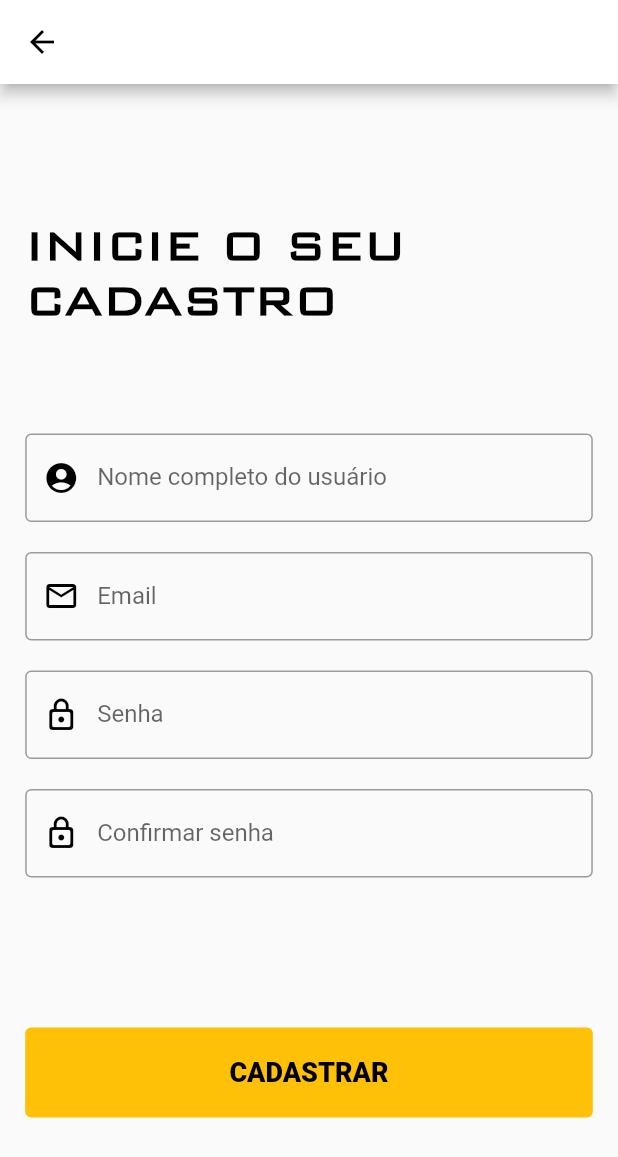
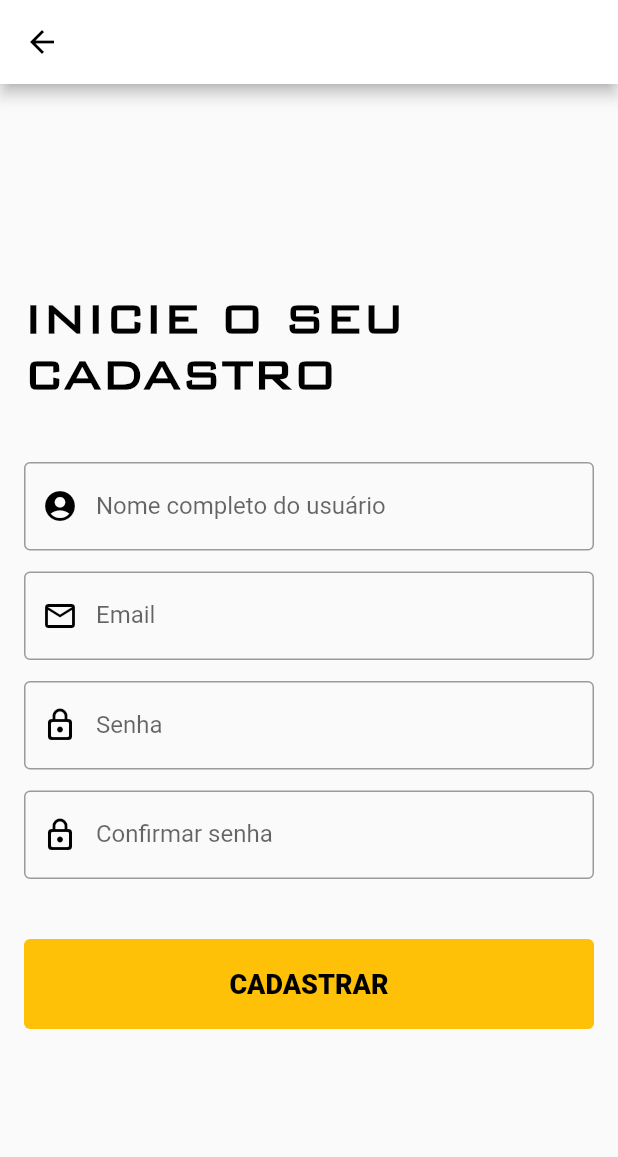
Before and after one commit to rmcastro04/Alerta-Pmw, a Flutter app: the screen it shows after launch, after a tap on "Registar", on a phone screen of 412 x 824 dp. Shown: the top 1157 px of the screen. Run offline on Flutter 3.47's test engine with Material 2 defaults, Android fonts, the phone set to English and light mode, and no system bars.

Commit message:
Retirado paddings excessivos

```diff
--- a/lib/pages/cadastro.dart
+++ b/lib/pages/cadastro.dart
@@ -25,15 +25,13 @@ class _CadastroPageState extends State<CadastroPage> {
         ),
         body: Center(
           child: Padding(
-            padding: const EdgeInsets.all(0.8),
+            padding: const EdgeInsets.all(16),
             child: SingleChildScrollView(
               reverse: true,
               child: Column(
                 mainAxisSize: MainAxisSize.min,
                 children: [
-                  const Padding(
-                    padding: EdgeInsets.fromLTRB(16, 20, 16, 20),
-                    child: Text(
+                  const Text(
                     "INICIE O SEU CADASTRO",
                     style: TextStyle(
                       color: Colors.black,
@@ -42,11 +40,8 @@ class _CadastroPageState extends State<CadastroPage> {
                       fontWeight: FontWeight.w900,
                     ),
                   ),
-                  ),
                   const SizedBox(height: 40),
-                  const Padding(
-                    padding: EdgeInsets.fromLTRB(16, 10, 16, 10),
-                    child: TextField(
+                  const TextField(
                     decoration: InputDecoration(
                       labelText: 'Nome completo do usuário',
                       border: OutlineInputBorder(),
@@ -58,10 +53,8 @@ class _CadastroPageState extends State<CadastroPage> {
                       // errorText 'xxx' informar erro dentro de uma validaçao  $variavel
                     ),
                   ),
-                  ),
-                  const Padding(
-                    padding: EdgeInsets.fromLTRB(16, 10, 16, 10),
-                    child: TextField(
+                  const SizedBox(height: 14),
+                  const TextField(
                     keyboardType: TextInputType.emailAddress,
                     decoration: InputDecoration(
                       labelText: 'Email',
@@ -73,10 +66,8 @@ class _CadastroPageState extends State<CadastroPage> {
                       ),
                     ),
                   ),
-                  ),
-                  const Padding(
-                    padding: EdgeInsets.fromLTRB(16, 10, 16, 10),
-                    child: TextField(
+                  const SizedBox(height: 14),
+                  const TextField(
                     decoration: InputDecoration(
                       labelText: 'Senha',
                       border: OutlineInputBorder(),
@@ -88,10 +79,8 @@ class _CadastroPageState extends State<CadastroPage> {
                     ),
                     obscureText: true,
                   ),
-                  ),
-                  const Padding(
-                    padding: EdgeInsets.fromLTRB(16, 10, 16, 10),
-                    child: TextField(
+                  const SizedBox(height: 14),
+                  const TextField(
                     decoration: InputDecoration(
                       labelText: 'Confirmar senha',
                       border: OutlineInputBorder(),
@@ -103,10 +92,8 @@ class _CadastroPageState extends State<CadastroPage> {
                     ),
                     obscureText: true,
                   ),
-                  ),
-                  Padding(
-                    padding: const EdgeInsets.fromLTRB(16, 90, 16, 10),
-                    child: TextButton(
+                  const SizedBox(height: 40),
+                  TextButton(
                     style: TextButton.styleFrom(
                       backgroundColor: Colors.amber,
                       minimumSize:
@@ -125,8 +112,7 @@ class _CadastroPageState extends State<CadastroPage> {
                         ),
                       ),
                     ),
-                    ),
-                  ),
+                  )
                 ],
               ),
             ),
--- a/lib/pages/login.dart
+++ b/lib/pages/login.dart
@@ -19,7 +19,7 @@ class _LoginPageState extends State<LoginPage> {
       child: Scaffold(
         body: Center(
           child: Padding(
-            padding: const EdgeInsets.all(0.8),
+            padding: const EdgeInsets.all(8.0),
             child: SingleChildScrollView(
               reverse: true,
               child: Column(
@@ -38,9 +38,8 @@ class _LoginPageState extends State<LoginPage> {
                       fontWeight: FontWeight.w900,
                     ),
                   ),
-                  Padding(
-                    padding: const EdgeInsets.all(8.0),
-                    child: TextField(
+                  const SizedBox(height: 21),
+                  TextField(
                     keyboardType: TextInputType.emailAddress,
                     style: const TextStyle(
                         color: Colors.black,
@@ -62,10 +61,8 @@ class _LoginPageState extends State<LoginPage> {
                           color: Colors.black,
                         )),
                   ),
-                  ),
-                  Padding(
-                    padding: const EdgeInsets.all(8.0),
-                    child: TextField(
+                  const SizedBox(height: 8),
+                  TextField(
                     style: const TextStyle(
                         color: Colors.black,
                         fontWeight: FontWeight.w600,
@@ -87,10 +84,8 @@ class _LoginPageState extends State<LoginPage> {
                         )),
                     obscureText: true,
                   ),
-                  ),
-                  Padding(
-                    padding: const EdgeInsets.all(8.0),
-                    child: TextButton(
+                  const SizedBox(height: 21),
+                  TextButton(
                     style: TextButton.styleFrom(
                       backgroundColor: Colors.amber,
                       minimumSize:
@@ -117,10 +112,8 @@ class _LoginPageState extends State<LoginPage> {
                       ),
                     ),
                   ),
-                  ),
-                  Padding(
-                    padding: const EdgeInsets.all(8.0),
-                    child: TextButton(
+                  const SizedBox(height: 8),
+                  TextButton(
                     style: TextButton.styleFrom(
                         minimumSize:
                             Size(MediaQuery.of(context).size.width, 60),
@@ -139,12 +132,7 @@ class _LoginPageState extends State<LoginPage> {
                       ),
                     ),
                   ),
-                  ),
-                  Padding(
-                    padding: const EdgeInsets.all(0.1),
-                    child: Row(
-                      mainAxisAlignment: MainAxisAlignment.center,
-                      children: [
+                  const SizedBox(height: 8),
                   TextButton(
                     onPressed: () {
                       Navigator.push(
@@ -159,20 +147,11 @@ class _LoginPageState extends State<LoginPage> {
                       primary: Colors.black,
                     ),
                     child: const Text('Esqueceu a senha?'),
-                        )
-                      ],
                   ),
-                  ),
-                  Padding(
-                    padding: const EdgeInsets.all(0.1),
-                    child: Row(
+                  Row(
                     mainAxisAlignment: MainAxisAlignment.center,
                     children: [
-                        const Center(
-                          child: Expanded(
-                            child: Text('Não possui conta?'),
-                          ),
-                        ),
+                      Text('Não possui conta?'),
                       TextButton(
                         onPressed: () {
                           // Navegação entre telas.
@@ -190,7 +169,6 @@ class _LoginPageState extends State<LoginPage> {
                       ),
                     ],
                   ),
-                  ),
                 ],
               ),
             ),
--- a/lib/pages/recuperar_senha.dart
+++ b/lib/pages/recuperar_senha.dart
@@ -23,15 +23,13 @@ class _RecuperarSenhaPageState extends State<RecuperarSenhaPage> {
         ),
         body: Center(
           child: Padding(
-            padding: const EdgeInsets.all(0.8),
+            padding: const EdgeInsets.all(8),
             child: SingleChildScrollView(
               reverse: true,
               child: Column(
                 mainAxisSize: MainAxisSize.min,
                 children: [
-                  const Padding(
-                    padding: EdgeInsets.fromLTRB(16, 5, 16, 5),
-                    child: Text(
+                  const Text(
                     "Esqueceu sua senha?",
                     style: TextStyle(
                       color: Colors.black,
@@ -40,10 +38,8 @@ class _RecuperarSenhaPageState extends State<RecuperarSenhaPage> {
                       fontWeight: FontWeight.w900,
                     ),
                   ),
-                  ),
-                  const Padding(
-                    padding: EdgeInsets.fromLTRB(16, 5, 16, 5),
-                    child: Text(
+                  const SizedBox(height: 20),
+                  const Text(
                     "Por favor, informe seu E-mail associado a sua conta que enviaremos um link para o mesmo com as instruções para a restauração de sua senha.",
                     style: TextStyle(
                       color: Colors.black,
@@ -52,11 +48,8 @@ class _RecuperarSenhaPageState extends State<RecuperarSenhaPage> {
                       fontWeight: FontWeight.w400,
                     ),
                   ),
-                  ),
                   const SizedBox(height: 20),
-                  const Padding(
-                    padding: EdgeInsets.fromLTRB(16, 10, 16, 10),
-                    child: TextField(
+                  const TextField(
                     keyboardType: TextInputType.emailAddress,
                     decoration: InputDecoration(
                       labelText: 'Email',
@@ -68,10 +61,8 @@ class _RecuperarSenhaPageState extends State<RecuperarSenhaPage> {
                       ),
                     ),
                   ),
-                  ),
-                  Padding(
-                    padding: const EdgeInsets.fromLTRB(16, 90, 16, 10),
-                    child: TextButton(
+                  const SizedBox(height: 20),
+                  TextButton(
                     style: TextButton.styleFrom(
                       backgroundColor: Colors.amber,
                       minimumSize:
@@ -91,7 +82,6 @@ class _RecuperarSenhaPageState extends State<RecuperarSenhaPage> {
                       ),
                     ),
                   ),
-                  ),
                 ],
               ),
             ),
```
Lines whose indentation alone changed are shown as unchanged.
